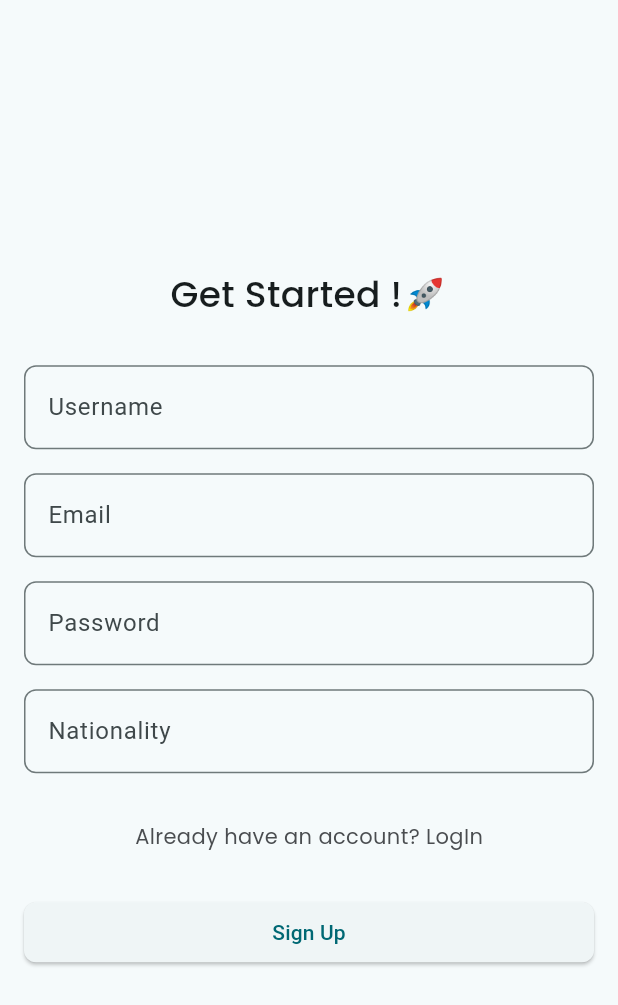
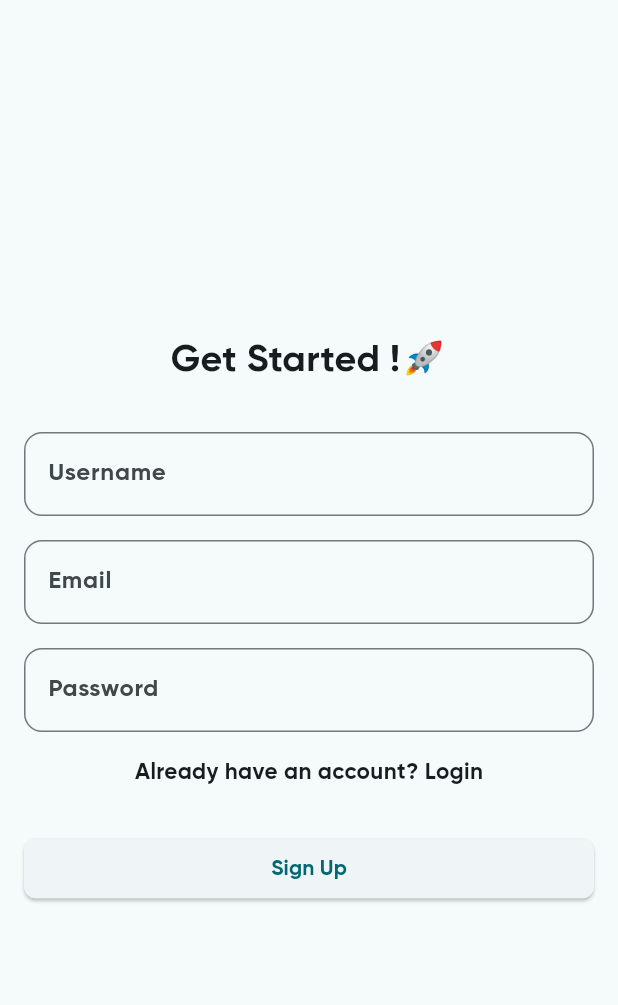
Before and after one commit to 41hulk/finds, a Flutter app: the screen it shows after launch, after a tap on an icon or button, on a phone screen of 412 x 824 dp. Shown: the top 1005 px of the screen. Run offline on Flutter 3.47's test engine with Material 3 defaults, Android fonts, the light colour scheme and no system bars; our stand-ins replace another_flutter_splash_screen, google_fonts, logger, sensors_plus, shared_preferences, sqflite and 1 more; accounts and stored records are empty; network calls fail.

Commit message:
ref: change user reg and add font

```diff
--- a/lib/main.dart
+++ b/lib/main.dart
@@ -33,9 +33,9 @@ class FindsApp extends StatelessWidget {
         title: 'Finds app',
         debugShowCheckedModeBanner: false,
         theme: ThemeData(
-          colorScheme: ColorScheme.fromSeed(seedColor: Colors.white),
-          useMaterial3: true,
-        ),
+            colorScheme: ColorScheme.fromSeed(seedColor: Colors.white),
+            useMaterial3: true,
+            fontFamily: 'Gilroy'),
         routes: {
           '/signup': (context) => const SignUpScreen(),
           '/login': (context) => const LoginScreen(),
--- a/lib/models/user.dart
+++ b/lib/models/user.dart
@@ -22,13 +22,11 @@ class UserModel {
   final String username;
   final String email;
   final String password;
-  final String nationality;
 
   UserModel({
     required this.username,
     required this.email,
     required this.password,
-    required this.nationality,
   });
 
   Map<String, dynamic> toJson() {
@@ -36,7 +34,6 @@ class UserModel {
       'username': username,
       'email': email,
       'password': password,
-      'nationality': nationality,
     };
   }
 
@@ -45,7 +42,6 @@ class UserModel {
       username: json['username'],
       email: json['email'],
       password: json['password'],
-      nationality: json['nationality'],
     );
   }
 }
--- a/lib/provider/auth_provider.dart
+++ b/lib/provider/auth_provider.dart
@@ -15,7 +15,7 @@ class AuthProvider with ChangeNotifier {
     required String username,
     required String email,
     required String password,
-    required String nationality,
+
     // required UserModel data
   }) async {
     try {
@@ -24,7 +24,6 @@ class AuthProvider with ChangeNotifier {
         username: username,
         email: email,
         password: password,
-        nationality: nationality,
       );
 
       var res = await networHandler.post('/auth/register', _user!.toJson());
--- a/lib/screens/auth/login_screen.dart
+++ b/lib/screens/auth/login_screen.dart
@@ -71,12 +71,9 @@ class _LoginScreenState extends State<LoginScreen> {
               key: _formKey,
               child: Column(
                 children: [
-                  Text(
+                  const Text(
                     'Login !🚀',
-                    style: GoogleFonts.poppins(
-                      fontSize: 24,
-                      fontWeight: FontWeight.w500,
-                    ),
+                    style: TextStyle(fontSize: 25),
                   ),
                   const SizedBox(height: 30),
                   CustomTextInput(
@@ -93,13 +90,9 @@ class _LoginScreenState extends State<LoginScreen> {
                   ),
                   const SizedBox(height: 32),
                   InkWell(
-                    child: Text(
+                    child: const Text(
                       'You don\'t have an account?, Sign Up',
-                      style: GoogleFonts.poppins(
-                        fontSize: 14,
-                        fontWeight: FontWeight.w400,
-                        color: const Color.fromARGB(255, 74, 77, 80),
-                      ),
+                      style: TextStyle(fontSize: 15),
                     ),
                     onTap: () {
                       Navigator.pushReplacementNamed(context, '/signup');
--- a/lib/screens/auth/signUp_screen.dart
+++ b/lib/screens/auth/signUp_screen.dart
@@ -22,14 +22,13 @@ class _SignUpScreenState extends State<SignUpScreen> {
   final _emailController = TextEditingController();
   final _passwordController = TextEditingController();
   final _usernameController = TextEditingController();
-  final _nationalityController = TextEditingController();
 
   @override
   void dispose() {
     _emailController.dispose();
     _passwordController.dispose();
     _usernameController.dispose();
-    _nationalityController.dispose();
+
     super.dispose();
   }
 
@@ -38,10 +37,10 @@ class _SignUpScreenState extends State<SignUpScreen> {
       if (_formKey.currentState!.validate()) {
         final authProvider = Provider.of<AuthProvider>(context, listen: false);
         var res = await authProvider.signUp(
-            username: _usernameController.text,
-            email: _emailController.text,
-            password: _passwordController.text,
-            nationality: _nationalityController.text);
+          username: _usernameController.text,
+          email: _emailController.text,
+          password: _passwordController.text,
+        );
         var resBody = json.decode(res.body);
 
         if (res.statusCode == 200 || res.statusCode == 201) {
@@ -80,12 +79,9 @@ class _SignUpScreenState extends State<SignUpScreen> {
               key: _formKey,
               child: Column(
                 children: [
-                  Text(
+                  const Text(
                     'Get Started !🚀',
-                    style: GoogleFonts.poppins(
-                      fontSize: 24,
-                      fontWeight: FontWeight.w500,
-                    ),
+                    style: TextStyle(fontSize: 25),
                   ),
                   const SizedBox(height: 30),
                   CustomTextInput(
@@ -107,20 +103,10 @@ class _SignUpScreenState extends State<SignUpScreen> {
                     controller: _passwordController,
                   ),
                   const SizedBox(height: 16),
-                  CustomTextInput(
-                    label: 'Nationality',
-                    hintText: 'Rwandan',
-                    controller: _nationalityController,
-                  ),
-                  const SizedBox(height: 32),
                   InkWell(
-                    child: Text(
-                      'Already have an account? LogIn',
-                      style: GoogleFonts.poppins(
-                        fontSize: 14,
-                        fontWeight: FontWeight.w400,
-                        color: const Color.fromARGB(255, 74, 77, 80),
-                      ),
+                    child: const Text(
+                      'Already have an account? Login',
+                      style: TextStyle(fontSize: 15),
                     ),
                     onTap: () {
                       Navigator.pushReplacementNamed(context, '/login');
--- a/lib/widgets/custom_text_input.dart
+++ b/lib/widgets/custom_text_input.dart
@@ -26,7 +26,7 @@ class CustomTextInput extends StatelessWidget {
         labelText: label,
         hintText: hintText,
         border: OutlineInputBorder(
-          borderRadius: BorderRadius.circular(8.0),
+          borderRadius: BorderRadius.circular(12.0),
         ),
       ),
     );
```
Also changed, not shown: lib/widgets/search_bar.dart (added, +91 -0 lines), pubspec.yaml (+9 -19 lines), pubspec.lock.
